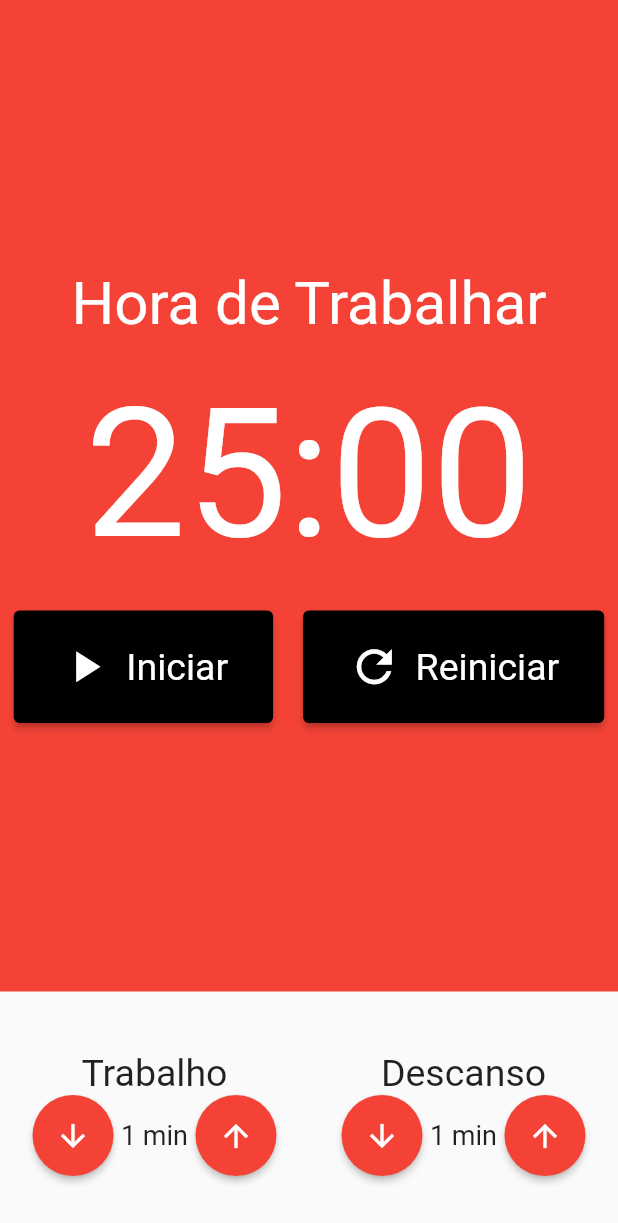
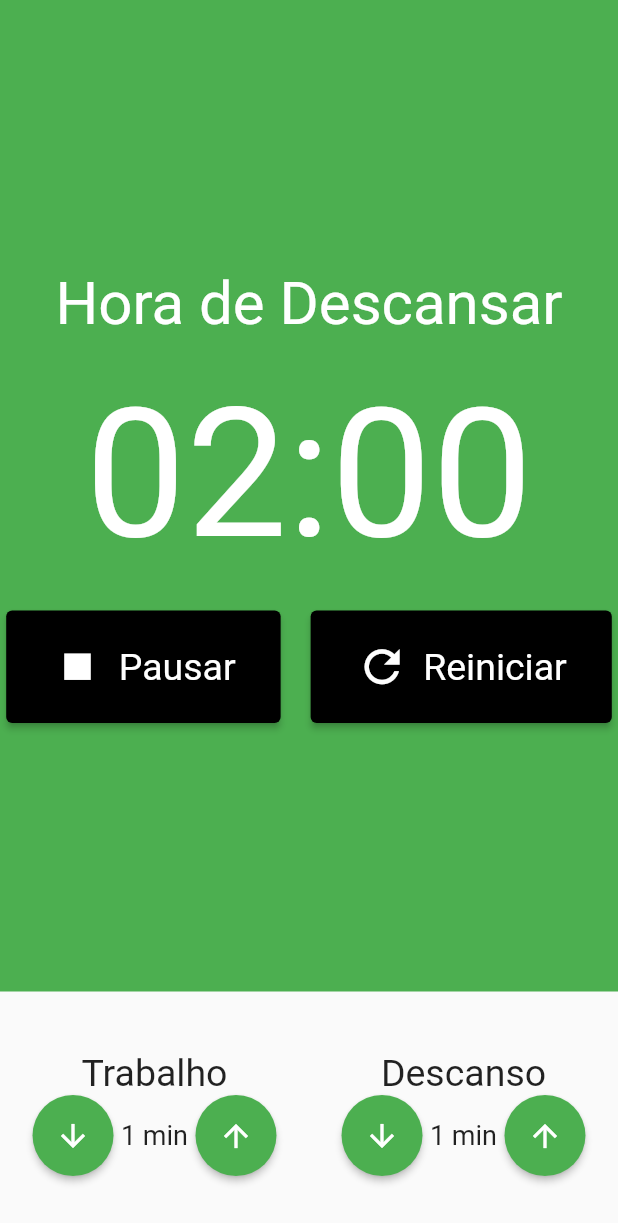
Before and after one commit to davimattos/flutter_mobx, a Flutter app: the screen it shows after launch, after a tap on "Iniciar", on a phone screen of 412 x 824 dp. Shown: the top 1223 px of the screen. Run offline on Flutter 3.47's test engine with Material 2 defaults, Android fonts, the phone set to English and light mode, and no system bars; our stand-ins replace flutter_mobx, mobx; generated files the repository leaves out were written again.

Commit message:
aplicando funcionalidades ao cronometro e ajustando condicionais do funcionamento e layout

```diff
--- a/lib/components/botao_circular.dart
+++ b/lib/components/botao_circular.dart
@@ -2,9 +2,11 @@ import 'package:flutter/material.dart';
 
 class BotaoCircular extends StatelessWidget {
   final IconData icone;
+  final Color corFundo;
   final void Function()? onpress;
 
-  const BotaoCircular({Key? key, required this.icone, this.onpress})
+  const BotaoCircular(
+      {Key? key, required this.icone, required this.corFundo, this.onpress})
       : super(key: key);
 
   @override
@@ -18,7 +20,7 @@ class BotaoCircular extends StatelessWidget {
       style: ElevatedButton.styleFrom(
           shape: CircleBorder(),
           padding: EdgeInsets.all(15),
-          primary: Colors.red),
+          primary: corFundo),
     );
   }
 }
--- a/lib/components/botao_cronometro.dart
+++ b/lib/components/botao_cronometro.dart
@@ -3,8 +3,10 @@ import 'package:flutter/material.dart';
 class BotaoCronometro extends StatelessWidget {
   final String texto;
   final IconData icone;
+  final void Function()? click;
 
-  const BotaoCronometro({Key? key, required this.texto, required this.icone})
+  const BotaoCronometro(
+      {Key? key, required this.texto, required this.icone, this.click})
       : super(key: key);
 
   @override
@@ -14,7 +16,7 @@ class BotaoCronometro extends StatelessWidget {
           primary: Colors.black,
           padding: EdgeInsets.symmetric(vertical: 20, horizontal: 30),
           textStyle: TextStyle(fontSize: 25)),
-      onPressed: () {},
+      onPressed: click,
       child: Row(children: [
         Padding(
           padding: const EdgeInsets.only(right: 10),
--- a/lib/components/cronometro.dart
+++ b/lib/components/cronometro.dart
@@ -1,5 +1,8 @@
 import 'package:flutter/material.dart';
+import 'package:flutter_mobx/flutter_mobx.dart';
+import 'package:provider/provider.dart';
 
+import '../store/store.dart';
 import './components.dart';
 
 class Cronometro extends StatelessWidget {
@@ -7,40 +10,55 @@ class Cronometro extends StatelessWidget {
 
   @override
   Widget build(BuildContext context) {
+    final store = Provider.of<PomodoroStore>(context);
+
     return Container(
-      color: Colors.red,
+      color: store.estaTrabalhando() ? Colors.red : Colors.green,
       child: Column(
         mainAxisAlignment: MainAxisAlignment.center,
         children: [
           Text(
-            'Hora de Trabalhar',
+            store.estaTrabalhando() ? 'Hora de Trabalhar' : 'Hora de Descansar',
             style: TextStyle(fontSize: 40, color: Colors.white),
           ),
           SizedBox(height: 20),
           Text(
-            '25:00',
+            '${store.minutos.toString().padLeft(2, '0')}:${store.segundos.toString().padLeft(2, '0')}',
             style: TextStyle(fontSize: 120, color: Colors.white),
           ),
           SizedBox(height: 20),
-          Row(
+          Observer(
+              builder: (_) => Row(
                     mainAxisAlignment: MainAxisAlignment.center,
                     children: [
+                      if (!store.iniciado)
                         Padding(
                           padding: const EdgeInsets.only(right: 10),
-                child:
-                    BotaoCronometro(texto: 'Iniciar', icone: Icons.play_arrow),
+                          child: BotaoCronometro(
+                            texto: 'Iniciar',
+                            icone: Icons.play_arrow,
+                            click: store.iniciar,
                           ),
-              // Padding(
-              //   padding: const EdgeInsets.only(right: 10),
-              //   child: BotaoCronometro(texto: 'Pausar', icone: Icons.stop),
-              // ),
+                        ),
+                      if (store.iniciado)
+                        Padding(
+                          padding: const EdgeInsets.only(right: 10),
+                          child: BotaoCronometro(
+                            texto: 'Pausar',
+                            icone: Icons.stop,
+                            click: store.parar,
+                          ),
+                        ),
                       Padding(
                         padding: const EdgeInsets.only(left: 10),
-                child:
-                    BotaoCronometro(texto: 'Reiniciar', icone: Icons.refresh),
+                        child: BotaoCronometro(
+                          texto: 'Reiniciar',
+                          icone: Icons.refresh,
+                          click: store.reiniciar,
+                        ),
                       ),
                     ],
-          )
+                  ))
         ],
       ),
     );
--- a/lib/components/entrada_tempo.dart
+++ b/lib/components/entrada_tempo.dart
@@ -1,4 +1,6 @@
 import 'package:flutter/material.dart';
+import 'package:flutter_pomodoro_mobx/store/pomodoro.store.dart';
+import 'package:provider/provider.dart';
 
 import './components.dart';
 
@@ -14,6 +16,8 @@ class EntradaTempo extends StatelessWidget {
 
   @override
   Widget build(BuildContext context) {
+    final store = Provider.of<PomodoroStore>(context);
+
     return Column(
       crossAxisAlignment: CrossAxisAlignment.center,
       children: [
@@ -24,7 +28,10 @@ class EntradaTempo extends StatelessWidget {
         Row(
           mainAxisAlignment: MainAxisAlignment.center,
           children: [
-            BotaoCircular(icone: Icons.arrow_downward, onpress: this.dec),
+            BotaoCircular(
+                icone: Icons.arrow_downward,
+                corFundo: store.estaTrabalhando() ? Colors.red : Colors.green,
+                onpress: this.dec),
             Text(
               '${this.valor} min',
               style: TextStyle(fontSize: 18),
@@ -34,6 +41,7 @@ class EntradaTempo extends StatelessWidget {
               children: [
                 BotaoCircular(
                   icone: Icons.arrow_upward,
+                  corFundo: store.estaTrabalhando() ? Colors.red : Colors.green,
                   onpress: this.inc,
                 )
               ],
```
Also changed, not shown: lib/store/pomodoro.store.dart (+37 -0 lines), lib/store/pomodoro.store.g.dart. Lines whose indentation alone changed are shown as unchanged.
